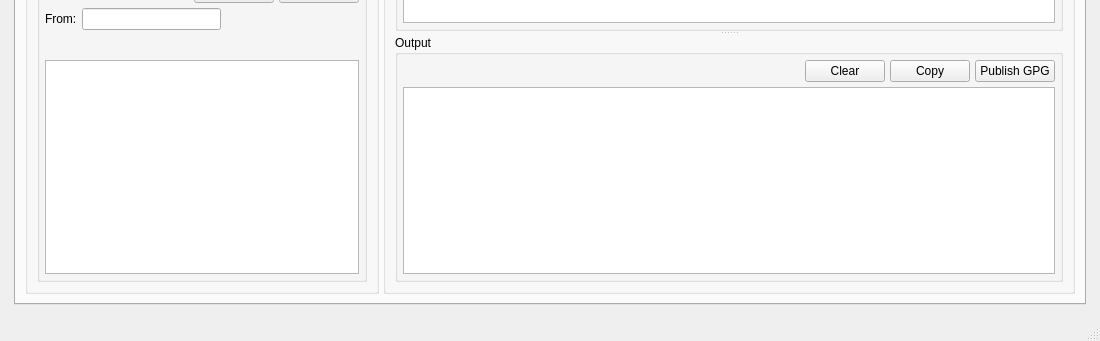
Old version of the form Source/UI/spot-on-rosetta.ui in the repository textbrowser/spot-on; both pictures show x 0 to 1100 and y 459 to 800 of the 1100 by 800 pixel window.
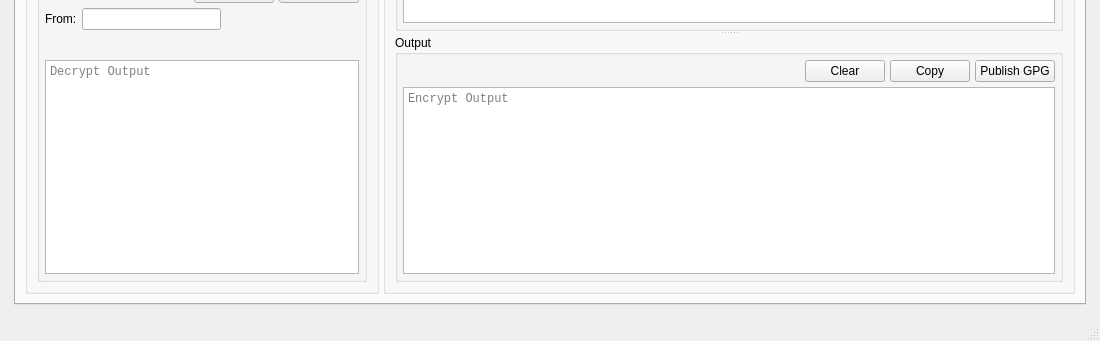
New version of the form. Icons and pictures are not drawn. Custom widgets are drawn as their Qt base class.

Commit message: Placeholder text.

Patch:
```diff
--- a/Source/UI/spot-on-rosetta.ui
+++ b/Source/UI/spot-on-rosetta.ui
@@ -339,6 +339,9 @@
                       <property name="tabChangesFocus">
                        <bool>true</bool>
                       </property>
+                      <property name="placeholderText">
+                       <string>Decrypt Output</string>
+                      </property>
                       <property name="openLinks">
                        <bool>false</bool>
                       </property>
@@ -696,6 +699,9 @@
                       <property name="tabChangesFocus">
                        <bool>true</bool>
                       </property>
+                      <property name="placeholderText">
+                       <string>Encrypt Output</string>
+                      </property>
                       <property name="openLinks">
                        <bool>false</bool>
                       </property>
```
Left out of the diff: 3 changed lines with no effect on the pictures. The commit also changes 8 other files.
